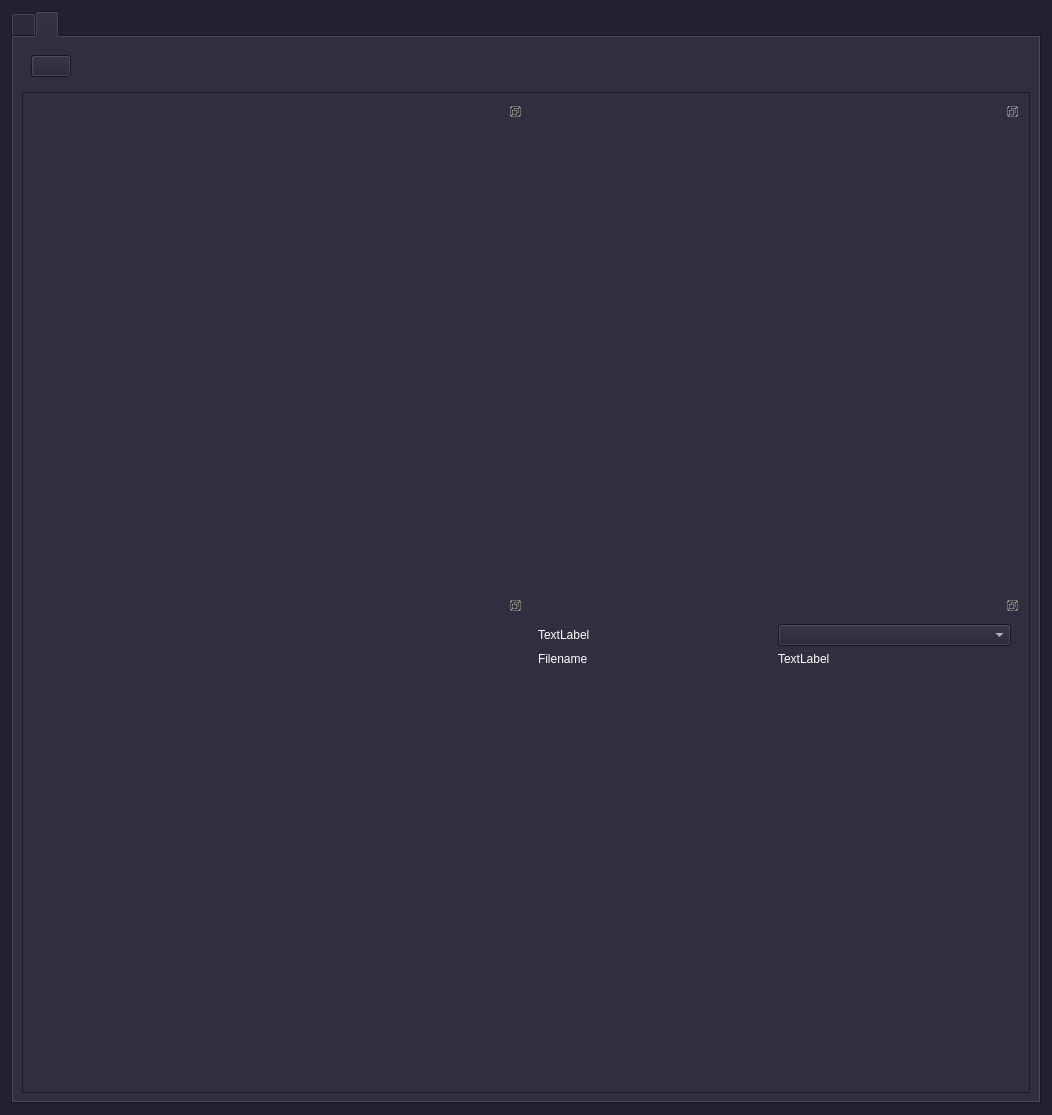
This is app/ui/dashboard.ui in widev3/wide3 as Qt 5 draws it before an edit. The edited form follows.
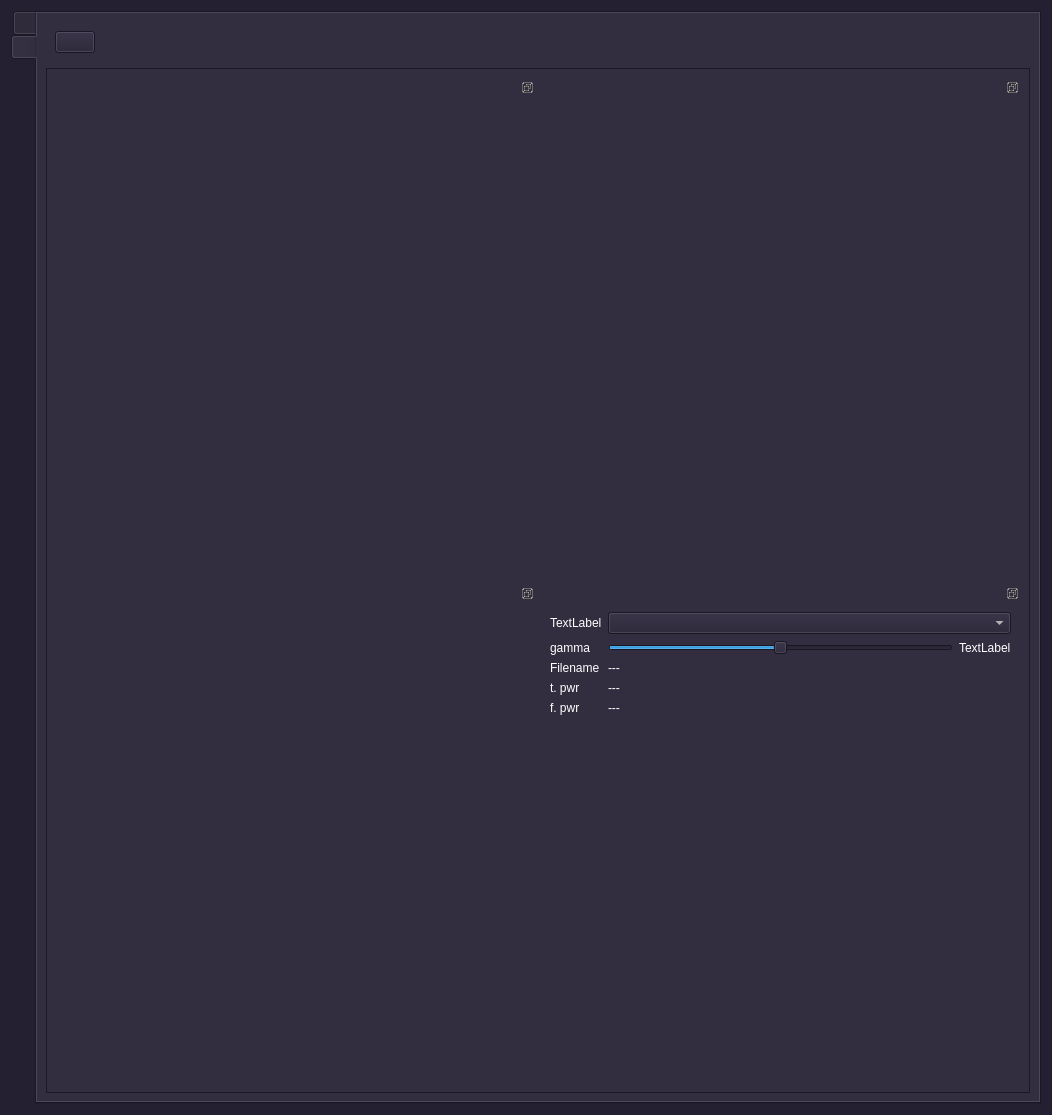
This is the edited form. The open tabs and pages were chosen to show the change.

The edit to the form file:
```diff
--- a/app/ui/dashboard.ui
+++ b/app/ui/dashboard.ui
@@ -492,13 +492,13 @@
    <item row="0" column="0">
     <widget class="QTabWidget" name="tabWidget">
      <property name="tabPosition">
-      <enum>QTabWidget::TabPosition::North</enum>
+      <enum>QTabWidget::TabPosition::West</enum>
      </property>
      <property name="tabShape">
       <enum>QTabWidget::TabShape::Rounded</enum>
      </property>
      <property name="currentIndex">
-      <number>0</number>
+      <number>1</number>
      </property>
      <property name="iconSize">
       <size>
@@ -723,9 +723,6 @@
                 </property>
                </widget>
               </item>
-              <item row="5" column="4">
-               <widget class="QComboBox" name="comboBoxOffsetsInstr"/>
-              </item>
               <item row="3" column="2">
                <widget class="QCheckBox" name="checkBoxMin">
                 <property name="text">
@@ -802,6 +799,9 @@
                 </property>
                </widget>
               </item>
+              <item row="5" column="4" colspan="2">
+               <widget class="QComboBox" name="comboBoxOffsetsInstr"/>
+              </item>
              </layout>
             </widget>
            </widget>
@@ -841,20 +841,6 @@
           <enum>QFrame::Shadow::Raised</enum>
          </property>
          <layout class="QGridLayout" name="gridLayout_3">
-          <item row="0" column="0">
-           <widget class="QDockWidget" name="dockWidgetSpec">
-            <property name="features">
-             <set>QDockWidget::DockWidgetFeature::DockWidgetFloatable|QDockWidget::DockWidgetFeature::DockWidgetMovable</set>
-            </property>
-            <widget class="QWidget" name="dockWidgetContentsSpec">
-             <layout class="QGridLayout" name="gridLayout_5">
-              <item row="0" column="0">
-               <layout class="QVBoxLayout" name="verticalLayoutSpec"/>
-              </item>
-             </layout>
-            </widget>
-           </widget>
-          </item>
           <item row="1" column="0">
            <widget class="QDockWidget" name="dockWidgetTime">
             <property name="features">
@@ -869,6 +855,34 @@
             </widget>
            </widget>
           </item>
+          <item row="0" column="0">
+           <widget class="QDockWidget" name="dockWidgetSpec">
+            <property name="features">
+             <set>QDockWidget::DockWidgetFeature::DockWidgetFloatable|QDockWidget::DockWidgetFeature::DockWidgetMovable</set>
+            </property>
+            <widget class="QWidget" name="dockWidgetContentsSpec">
+             <layout class="QGridLayout" name="gridLayout_5">
+              <item row="0" column="0">
+               <layout class="QVBoxLayout" name="verticalLayoutSpec"/>
+              </item>
+             </layout>
+            </widget>
+           </widget>
+          </item>
+          <item row="0" column="1">
+           <widget class="QDockWidget" name="dockWidgetFreq">
+            <property name="features">
+             <set>QDockWidget::DockWidgetFeature::DockWidgetFloatable|QDockWidget::DockWidgetFeature::DockWidgetMovable</set>
+            </property>
+            <widget class="QWidget" name="dockWidgetContentsFreq">
+             <layout class="QGridLayout" name="gridLayout_6">
+              <item row="0" column="0">
+               <layout class="QVBoxLayout" name="verticalLayoutFreq"/>
+              </item>
+             </layout>
+            </widget>
+           </widget>
+          </item>
           <item row="1" column="1" alignment="Qt::AlignmentFlag::AlignTop">
            <widget class="QDockWidget" name="dockWidget">
             <property name="features">
@@ -876,43 +890,90 @@
             </property>
             <widget class="QWidget" name="dockWidgetContentsView">
              <layout class="QGridLayout" name="gridLayout_4">
-              <item row="0" column="0" alignment="Qt::AlignmentFlag::AlignLeft">
+              <item row="1" column="0">
                <widget class="QLabel" name="labelOffsetsView">
                 <property name="text">
                  <string>TextLabel</string>
                 </property>
                </widget>
               </item>
-              <item row="1" column="0" alignment="Qt::AlignmentFlag::AlignLeft">
+              <item row="2" column="2">
+               <widget class="QSlider" name="horizontalSliderGammaView">
+                <property name="maximum">
+                 <number>1000</number>
+                </property>
+                <property name="singleStep">
+                 <number>1</number>
+                </property>
+                <property name="pageStep">
+                 <number>50</number>
+                </property>
+                <property name="sliderPosition">
+                 <number>500</number>
+                </property>
+                <property name="orientation">
+                 <enum>Qt::Orientation::Horizontal</enum>
+                </property>
+               </widget>
+              </item>
+              <item row="3" column="2">
+               <widget class="QLabel" name="labelFilename">
+                <property name="text">
+                 <string>---</string>
+                </property>
+               </widget>
+              </item>
+              <item row="1" column="2" colspan="2">
+               <widget class="QComboBox" name="comboBoxOffsetsView"/>
+              </item>
+              <item row="5" column="0">
+               <widget class="QLabel" name="label_11">
+                <property name="text">
+                 <string>f. pwr</string>
+                </property>
+               </widget>
+              </item>
+              <item row="4" column="0">
+               <widget class="QLabel" name="label_9">
+                <property name="text">
+                 <string>t. pwr</string>
+                </property>
+               </widget>
+              </item>
+              <item row="4" column="2">
+               <widget class="QLabel" name="label_10">
+                <property name="text">
+                 <string>---</string>
+                </property>
+               </widget>
+              </item>
+              <item row="2" column="0">
+               <widget class="QLabel" name="label_2">
+                <property name="text">
+                 <string>gamma</string>
+                </property>
+               </widget>
+              </item>
+              <item row="5" column="2">
+               <widget class="QLabel" name="label_12">
+                <property name="text">
+                 <string>---</string>
+                </property>
+               </widget>
+              </item>
+              <item row="2" column="3">
+               <widget class="QLabel" name="labelGammaView">
+                <property name="text">
+                 <string>TextLabel</string>
+                </property>
+               </widget>
+              </item>
+              <item row="3" column="0">
                <widget class="QLabel" name="label">
                 <property name="text">
                  <string>Filename</string>
                 </property>
                </widget>
-              </item>
-              <item row="0" column="1">
-               <widget class="QComboBox" name="comboBoxOffsetsView"/>
-              </item>
-              <item row="1" column="1">
-               <widget class="QLabel" name="labelFilename">
-                <property name="text">
-                 <string>TextLabel</string>
-                </property>
-               </widget>
-              </item>
-             </layout>
-            </widget>
-           </widget>
-          </item>
-          <item row="0" column="1">
-           <widget class="QDockWidget" name="dockWidgetFreq">
-            <property name="features">
-             <set>QDockWidget::DockWidgetFeature::DockWidgetFloatable|QDockWidget::DockWidgetFeature::DockWidgetMovable</set>
-            </property>
-            <widget class="QWidget" name="dockWidgetContentsFreq">
-             <layout class="QGridLayout" name="gridLayout_6">
-              <item row="0" column="0">
-               <layout class="QVBoxLayout" name="verticalLayoutFreq"/>
               </item>
              </layout>
             </widget>
```
